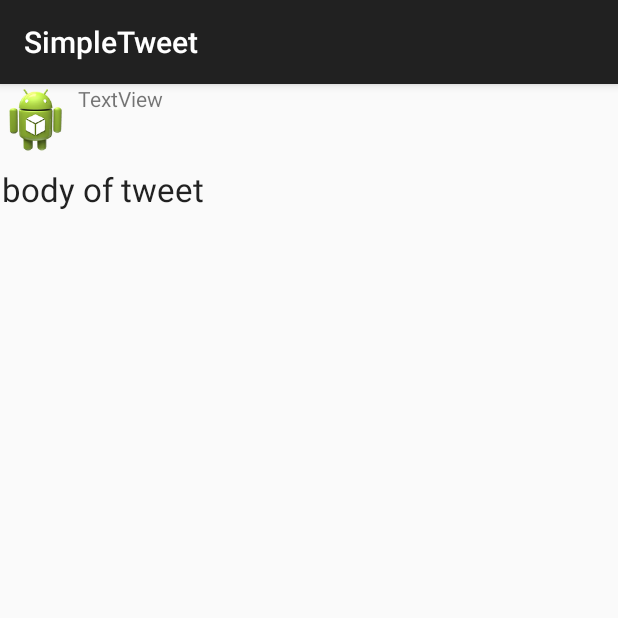
After one commit to ioanam25/Twitter, an Android app: the TweetDetailActivity screen opened directly, with no data from a screen before it, on a phone screen of 412 x 824 dp, the top half of it. The commit adds this screen. Run offline under Robolectric (Android 15) with nearby library versions, the phone set to English and light mode, and no system bars; libraries missing offline, so code that uses them is left out: org.parceler; pictures from the network do not load; 5 statements that could not run were skipped.

Commit message:
detail view of tweet

```diff
--- a/app/src/main/AndroidManifest.xml
+++ b/app/src/main/AndroidManifest.xml
@@ -14,6 +14,9 @@
         android:label="@string/app_name"
         android:theme="@style/AppTheme"
         android:usesCleartextTraffic="true">
+        <activity
+            android:name=".TweetDetailActivity"
+            android:exported="false" />
         <activity
             android:name=".ComposeActivity"
             android:exported="false" />
--- /dev/null
+++ b/app/src/main/java/com/codepath/apps/restclienttemplate/TweetDetailActivity.java
@@ -0,0 +1,50 @@
+package com.codepath.apps.restclienttemplate;
+
+import androidx.appcompat.app.AppCompatActivity;
+
+import android.media.Image;
+import android.os.Bundle;
+import android.util.Log;
+import android.view.View;
+import android.widget.ImageView;
+import android.widget.TextView;
+
+import com.bumptech.glide.Glide;
+import com.codepath.apps.restclienttemplate.models.Tweet;
+
+import org.parceler.Parcels;
+import org.w3c.dom.Text;
+
+public class TweetDetailActivity extends AppCompatActivity {
+
+    Tweet tweet;
+
+    TextView tvBody;
+    TextView tvScreenName;
+    ImageView ivProfileImage;
+
+    @Override
+    protected void onCreate(Bundle savedInstanceState) {
+        super.onCreate(savedInstanceState);
+        setContentView(R.layout.activity_tweet_detail);
+
+        Log.d("launch tweetdet", "detail");
+
+        tvBody = (TextView) findViewById(R.id.tvDetailBody);
+        tvScreenName = (TextView) findViewById(R.id.tvScreenName);
+        ivProfileImage = findViewById(R.id.ivProfileImage);
+
+        // unwrap the movie passed in via intent, using its simple name as a key
+         tweet = (Tweet) Parcels.unwrap(getIntent().getParcelableExtra(Tweet.class.getSimpleName()));
+        //Log.d("TweetDetailActivity", String.format("Showing details for '%s'", tweet.id));
+
+        Log.i("TweetDetailsActivity", tweet.body);
+        tvBody.setText(tweet.body);
+        tvScreenName.setText(tweet.user.screenName);
+        Glide.with(getApplicationContext()).load(tweet.user.profileImageUrl).into(ivProfileImage);
+//        if (tweet.tweetUrl != "none") {
+//            Glide.with(getApplicationContext()).load(tweet.tweetUrl).into(ivMedia);
+//            ivMedia.setVisibility(View.VISIBLE);
+//        }
+    }
+}
--- a/app/src/main/java/com/codepath/apps/restclienttemplate/TweetsAdapter.java
+++ b/app/src/main/java/com/codepath/apps/restclienttemplate/TweetsAdapter.java
@@ -1,6 +1,8 @@
 package com.codepath.apps.restclienttemplate;
 
 import android.content.Context;
+import android.content.Intent;
+import android.util.Log;
 import android.view.LayoutInflater;
 import android.view.View;
 import android.view.ViewGroup;
@@ -8,10 +10,13 @@ import android.widget.ImageView;
 import android.widget.TextView;
 
 import androidx.annotation.NonNull;
+import androidx.constraintlayout.widget.ConstraintLayout;
 import androidx.recyclerview.widget.RecyclerView;
 
 import com.bumptech.glide.Glide;
 import com.codepath.apps.restclienttemplate.models.Tweet;
+
+import org.parceler.Parcels;
 
 import java.util.List;
 
@@ -50,13 +55,14 @@ public class TweetsAdapter extends RecyclerView.Adapter<TweetsAdapter.ViewHolder
 
 
     // Define a viewholder
-    public class ViewHolder extends RecyclerView.ViewHolder {
+    public class ViewHolder extends RecyclerView.ViewHolder implements com.codepath.apps.restclienttemplate.ViewHolder {
 
         ImageView ivProfileImage;
         TextView tvBody;
         TextView tvScreenName;
         ImageView ivMedia;
         TextView tvRelativeTimestamp;
+        ConstraintLayout constraintLayout;
 
         public ViewHolder(@NonNull View itemView) {
             super(itemView);
@@ -65,6 +71,7 @@ public class TweetsAdapter extends RecyclerView.Adapter<TweetsAdapter.ViewHolder
             tvScreenName = itemView.findViewById(R.id.tvScreenName);
             ivMedia = itemView.findViewById(R.id.ivMedia);
             tvRelativeTimestamp = itemView.findViewById(R.id.tvRelativeTimestamp);
+            constraintLayout = itemView.findViewById(R.id.cL);
         }
 
         public void bind(Tweet tweet) {
@@ -76,6 +83,18 @@ public class TweetsAdapter extends RecyclerView.Adapter<TweetsAdapter.ViewHolder
                 Glide.with(context).load(tweet.tweetUrl).into(ivMedia);
                 ivMedia.setVisibility(View.VISIBLE);
             }
+
+            constraintLayout.setOnClickListener(new View.OnClickListener() {
+                @Override
+                public void onClick(View view) {
+                    // create intent for the new activity
+                    Intent intent = new Intent(context, TweetDetailActivity.class);
+                    // serialize the movie using parceler, use its short name as a key
+                    intent.putExtra(Tweet.class.getSimpleName(), Parcels.wrap(tweet));
+                    // show the activity
+                    context.startActivity(intent);
+                }
+            });
         }
     }
     // Clean all elements of the recycler
--- /dev/null
+++ b/app/src/main/java/com/codepath/apps/restclienttemplate/ViewHolder.java
@@ -0,0 +1,4 @@
+package com.codepath.apps.restclienttemplate;
+
+public interface ViewHolder {
+}
--- /dev/null
+++ b/app/src/main/res/layout/activity_tweet_detail.xml
@@ -0,0 +1,48 @@
+<?xml version="1.0" encoding="utf-8"?>
+<RelativeLayout xmlns:android="http://schemas.android.com/apk/res/android"
+    xmlns:app="http://schemas.android.com/apk/res-auto"
+    xmlns:tools="http://schemas.android.com/tools"
+    android:layout_width="match_parent"
+    android:layout_height="match_parent"
+    tools:context=".TweetDetailActivity">
+
+    <ImageView
+        android:id="@+id/ivProfileImage"
+        android:layout_width="wrap_content"
+        android:layout_height="wrap_content"
+        android:layout_alignParentStart="false"
+        android:layout_alignParentLeft="false"
+        android:layout_alignParentRight="false"
+        android:textAppearance="@android:style/TextAppearance.Large"
+        app:srcCompat="@drawable/ic_launcher" />
+
+    <TextView
+        android:id="@+id/tvDetailBody"
+        android:layout_width="wrap_content"
+        android:layout_height="wrap_content"
+        android:layout_alignParentStart="true"
+        android:layout_alignParentLeft="true"
+        android:layout_alignParentTop="true"
+        android:layout_alignParentEnd="true"
+        android:layout_alignParentRight="true"
+        android:layout_marginStart="1dp"
+        android:layout_marginLeft="1dp"
+        android:layout_marginTop="55dp"
+        android:layout_marginEnd="-1dp"
+        android:layout_marginRight="-1dp"
+        android:text="body of tweet"
+        android:textAppearance="@android:style/TextAppearance.Large" />
+
+    <TextView
+        android:id="@+id/tvScreenName"
+        android:layout_width="wrap_content"
+        android:layout_height="wrap_content"
+        android:layout_alignParentLeft="false"
+        android:layout_alignParentRight="false"
+        android:layout_marginStart="-44dp"
+        android:layout_marginLeft="4dp"
+        android:layout_marginRight="-4dp"
+        android:layout_toEndOf="@+id/ivProfileImage"
+        android:text="TextView" />
+
+</RelativeLayout>
--- a/app/src/main/res/layout/item_tweet.xml
+++ b/app/src/main/res/layout/item_tweet.xml
@@ -1,7 +1,9 @@
 <?xml version="1.0" encoding="utf-8"?>
-<androidx.constraintlayout.widget.ConstraintLayout xmlns:android="http://schemas.android.com/apk/res/android"
+<androidx.constraintlayout.widget.ConstraintLayout
+    xmlns:android="http://schemas.android.com/apk/res/android"
     xmlns:app="http://schemas.android.com/apk/res-auto"
     xmlns:tools="http://schemas.android.com/tools"
+    android:id="@+id/cL"
     android:layout_width="match_parent"
     android:layout_height="wrap_content"
     android:layout_margin="5dp">
--- a/app/src/main/res/menu/menu_main.xml
+++ b/app/src/main/res/menu/menu_main.xml
@@ -4,7 +4,7 @@
 
     <item
         android:id="@+id/logout"
-        android:icon="@android:drawable/ic_menu_edit"
+        android:icon="@android:drawable/ic_menu_directions"
         android:title="Logout"
         app:showAsAction="always" />
 
```
